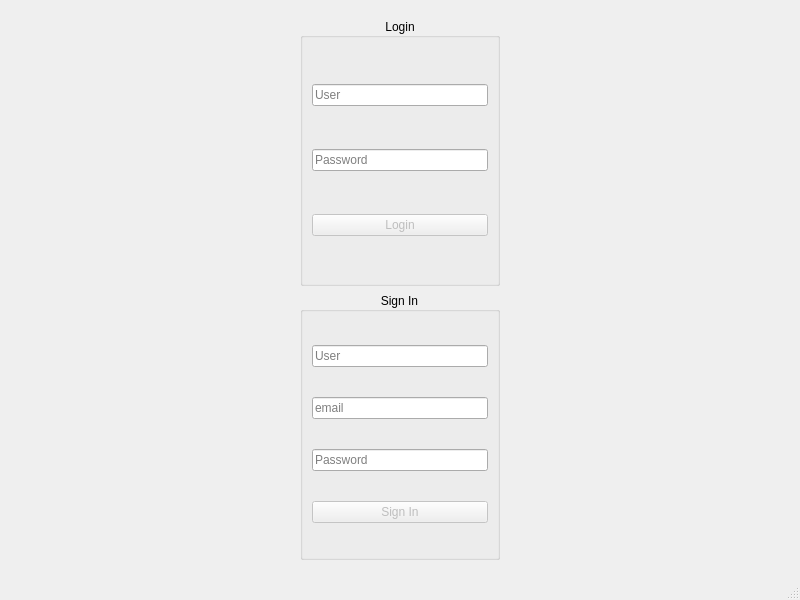
First picture: the form in mainwindow.ui, repository mocadev1/LERMA, before the edit.
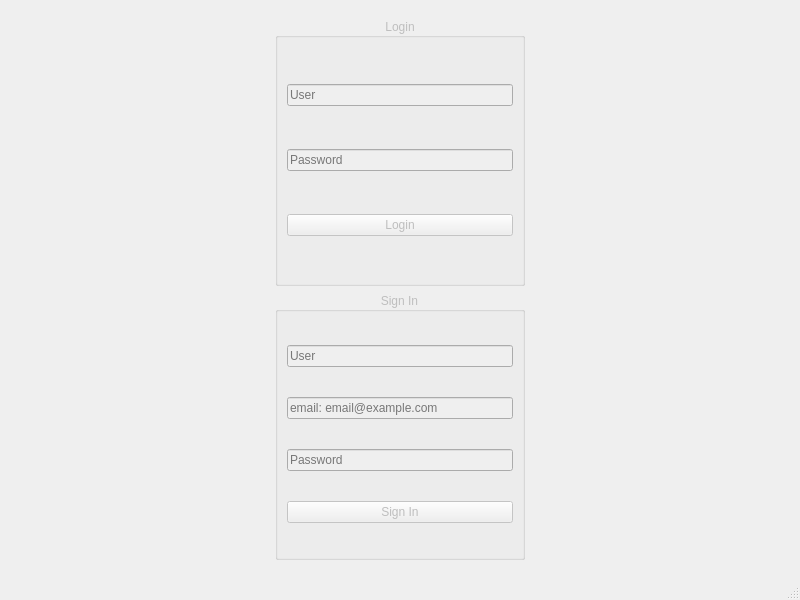
Second picture: the form after the edit.

```diff
--- a/mainwindow.ui
+++ b/mainwindow.ui
@@ -21,9 +21,12 @@
        <layout class="QGridLayout" name="gridLayout_2">
         <item row="0" column="0">
          <widget class="QGroupBox" name="loginGB">
+          <property name="enabled">
+           <bool>false</bool>
+          </property>
           <property name="maximumSize">
            <size>
-            <width>200</width>
+            <width>250</width>
             <height>16777215</height>
            </size>
           </property>
@@ -66,12 +69,18 @@
         </item>
         <item row="1" column="0">
          <widget class="QGroupBox" name="signInGB">
+          <property name="enabled">
+           <bool>false</bool>
+          </property>
           <property name="maximumSize">
            <size>
-            <width>200</width>
+            <width>250</width>
             <height>16777215</height>
            </size>
           </property>
+          <property name="layoutDirection">
+           <enum>Qt::LeftToRight</enum>
+          </property>
           <property name="title">
            <string>Sign In</string>
           </property>
@@ -89,7 +98,7 @@
            <item row="1" column="0">
             <widget class="QLineEdit" name="emailLE">
              <property name="placeholderText">
-              <string>email</string>
+              <string>email: email@example.com</string>
              </property>
             </widget>
            </item>
```
Left out of the diff: 43 changed lines with no effect on the pictures.
